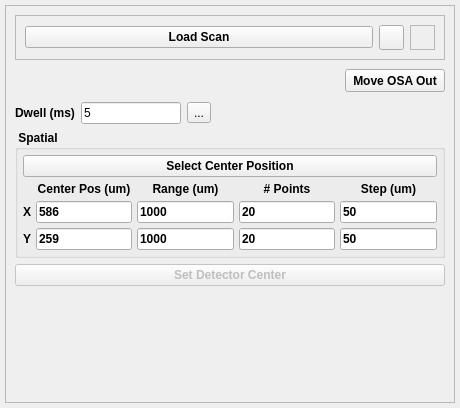
Qt form cls/applications/pyStxm/bl_configs/base_scan_plugins/det_scan/det_scan.ui (Canadian-Light-Source/pyStxm) before a commit.
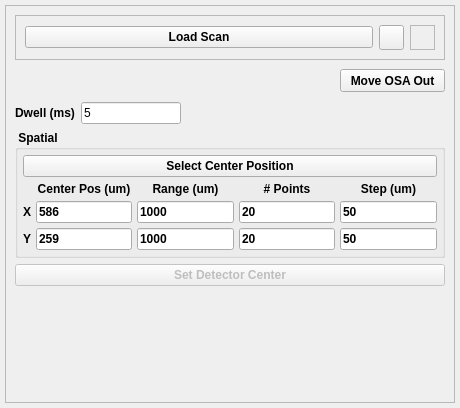
The same form after that commit. Icons and pictures are not drawn.

Commit message: cleanup and fix names in primary data stream for positioner scan

What changed in the file:
```diff
--- a/cls/applications/pyStxm/bl_configs/base_scan_plugins/det_scan/det_scan.ui
+++ b/cls/applications/pyStxm/bl_configs/base_scan_plugins/det_scan/det_scan.ui
@@ -186,7 +186,7 @@
            <string>Move OSA in or out of the way</string>
           </property>
           <property name="text">
-           <string>Move OSA Out</string>
+           <string>  Move OSA Out  </string>
           </property>
           <property name="checkable">
            <bool>true</bool>
@@ -229,20 +229,6 @@
           </property>
          </widget>
         </item>
-        <item>
-         <widget class="QToolButton" name="dwell_magicBtn">
-          <property name="toolTip">
-           <string>adjust number of points to use this dwell value</string>
-          </property>
-          <property name="text">
-           <string>...</string>
-          </property>
-          <property name="icon">
-           <iconset>
-            <normaloff>../../../../../../../icons/wand.ico</normaloff>../../../../../../../icons/wand.ico</iconset>
-          </property>
-         </widget>
-        </item>
         <item>
          <spacer name="horizontalSpacer">
           <property name="orientation">
```
The commit also changes 4 other files.
